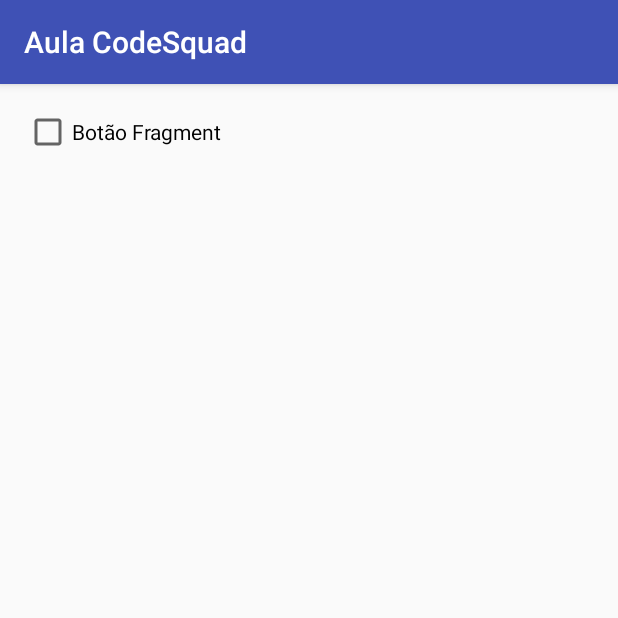
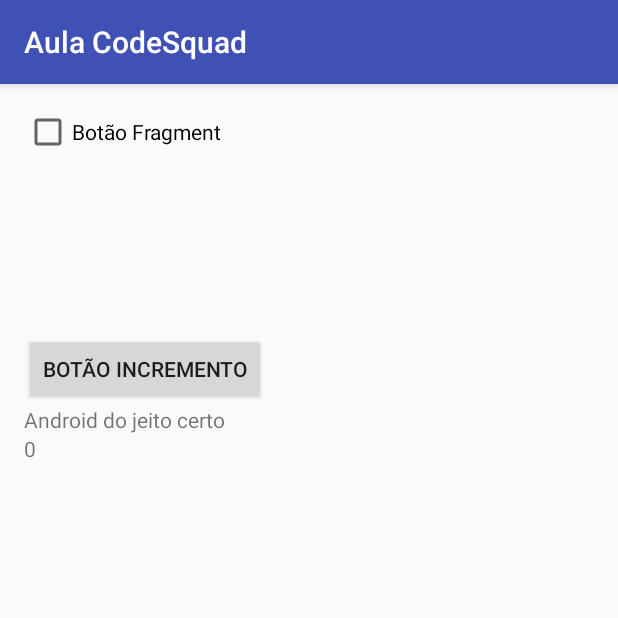
Before and after one commit to lucassabreu/AulaCodeSquad.app, an Android app: the screen it shows after launch (MainActivity), on a phone screen of 412 x 824 dp, the top half of it. Run offline under Robolectric (Android 15) with nearby library versions, the phone set to English and light mode, and no system bars.

Commit message:
fragment/part2

```diff
--- a/app/src/main/java/io/github/lucassabreu/aulacodesquad/MainActivity.java
+++ b/app/src/main/java/io/github/lucassabreu/aulacodesquad/MainActivity.java
@@ -5,59 +5,47 @@ import android.support.v7.app.AppCompatActivity;
 import android.os.Bundle;
 import android.util.Log;
 import android.view.View;
+import android.widget.Button;
+import android.widget.FrameLayout;
 
-public class MainActivity extends AppCompatActivity {
+import io.github.lucassabreu.aulacodesquad.fragment.SegundoFragment;
+
+public class MainActivity extends AppCompatActivity
+    implements View.OnClickListener {
 
     public static final String TAG = "MainActivity";
+    public static final String FRAGMENT_SEGUNDO_TAG = "SegundoFragment";
 
-    /*
-     * O ciclo de vida de uma activity começa no onCreate, neste evento a
-     * activity é inicializada. É recomendado inicializar os componentes de tela
-     * neste evento.
-     *
-     * Após a chamada do onCreate é feita a chamada do onStart, onde a activity
-     * ainda não é visivel para o cliente, nesse momento podem ser inicializados
-     * alguns controles da activity
-     *
-     * Em seguida é chamado o evento onPostCreate, nesse momento entende-se que
-     * a activity já esta inicializada e visível para o usuário, é interessante
-     * inicializar threads e outros serviços semelhantes nesse evento.
-     *
-     * O onResume vem em seguida, indicando que a aplicação/activity está disponível
-     * ou retornou para ela. Sempre que o usuário sair da activity e retornar seram
-     * chamados apenas os eventos onStart e onResume, no onResume a activity já esta
-     * visível. Quando volta do onStop o onResume é chamado, as tarefas/serviços
-     * que foram parados no onStop
-     *
-     * onPause é chamada quando a aplicação é pausada, inicialmente de forma temporária,
-     * ainda não esta "invisível", mas irá se tornar
-     *
-     * Dando continuidade a pausa é chamado o evento onStop, sendo a contraparte do
-     * onStart, nesse momento a activity já não esta mais visível. É importante parar
-     * serviços que não tenham necessidade de continuar rodando sejam paradas nesse
-     * momento, pois embora a aplicação não esteja disponível ela ainda esta rodando
-     * em plano de fundo
-     *
-     * Quando a aplicação for ser destruida (retirada da memória) é chamado o evento
-     * onDestroy, eventuais recursos que ainda estejam disponível seria interessante
-     * terminá-los nesse momento que não sejam mais necessárias, mas que não
-     * necessáriamente serão terminados automaticamente.
-     *
-     * *****
-     *
-     * Quando ouver mudança de orientação no android (paisagem/retrato) o life cycle
-     * é parcialmente reinicializado, com a diferença que o parametro
-     * savedInstanceState estará alimentado, indicando que houve uma mudança de
-     * estado que forçou a recriação da activity. Todos os eventos serão chamadas
-     * na mudança de orientação, inclusive o onDestroy. Outra situação que pode
-     * disparar esse processo é o sistema android eliminar a activity para fins de
-     * uso de memória
-     *
-     */
+    private Button mButton;
 
     @Override
     protected void onCreate(Bundle savedInstanceState) {
         super.onCreate(savedInstanceState);
         setContentView(R.layout.activity_main);
+        mButton = (Button) findViewById(R.id.button_increment);
+    }
+
+    @Override
+    public void onPostCreate(Bundle savedInstanceState) {
+        super.onPostCreate(savedInstanceState);
+        if(savedInstanceState == null)
+            replace();
+        mButton.setOnClickListener(this);
+    }
+
+    @Override
+    public void onClick(View view) {
+        SegundoFragment segundo = (SegundoFragment) getSupportFragmentManager().
+                findFragmentByTag(FRAGMENT_SEGUNDO_TAG);
+        segundo.increment();
+        Log.d(TAG, "increment button");
+    }
+
+    private void replace() {
+        getSupportFragmentManager()
+                .beginTransaction()
+                .replace(R.id.frameLayout_content,
+                         SegundoFragment.newInstance("Android do jeito certo"), FRAGMENT_SEGUNDO_TAG)
+                .commit();
     }
 }
--- /dev/null
+++ b/app/src/main/java/io/github/lucassabreu/aulacodesquad/fragment/SegundoFragment.java
@@ -0,0 +1,62 @@
+package io.github.lucassabreu.aulacodesquad.fragment;
+
+import android.os.Bundle;
+import android.support.annotation.Nullable;
+import android.support.v4.app.Fragment;
+import android.view.LayoutInflater;
+import android.view.View;
+import android.view.ViewGroup;
+import android.widget.TextView;
+
+import io.github.lucassabreu.aulacodesquad.R;
+
+/**
+ * Created by lucas on 04/09/16.
+ */
+public class SegundoFragment extends Fragment {
+
+    private TextView nNome;
+    private TextView mIncrement;
+    private int increment = 0;
+
+    public static SegundoFragment newInstance(String nome) {
+
+        Bundle args = new Bundle();
+        args.putString("nome", nome);
+
+        SegundoFragment fragment = new SegundoFragment();
+        fragment.setArguments(args);
+        return fragment;
+    }
+
+    @Nullable
+    @Override
+    public View onCreateView(LayoutInflater inflater, @Nullable ViewGroup container, @Nullable Bundle savedInstanceState) {
+        View view = inflater.inflate(R.layout.fragment_segundo, container, false);
+        nNome = (TextView) view.findViewById(R.id.textView_nome);
+        mIncrement = (TextView) view.findViewById(R.id.textView_increment);
+        return view;
+    }
+    public void increment () {
+        mIncrement.setText(Integer.toString(++increment));
+    }
+
+    @Override
+    public void onViewCreated(View view, @Nullable Bundle savedInstanceState) {
+        super.onViewCreated(view, savedInstanceState);
+        nNome.setText(getArguments().getString("nome"));
+
+        if (savedInstanceState != null) {
+            increment = savedInstanceState.getInt("increment");
+            mIncrement.setText(Integer.toString(increment));
+        }
+
+    }
+
+    @Override
+    public void onSaveInstanceState(Bundle outState) {
+        super.onSaveInstanceState(outState);
+        outState.putInt("increment", increment);
+    }
+
+}
--- a/app/src/main/res/layout/activity_main.xml
+++ b/app/src/main/res/layout/activity_main.xml
@@ -10,7 +10,20 @@
     <fragment
         android:name="io.github.lucassabreu.aulacodesquad.fragment.PrimeiroFragment"
         android:layout_width="match_parent"
-        android:layout_height="match_parent"
+        android:layout_height="150dp"
         tools:layout="@layout/fragment_primeiro"
-        android:id="@+id/fragment_primeiro" />
+        android:id="@+id/fragment_primeiro"
+        />
+
+    <Button
+        android:id="@+id/button_increment"
+        android:layout_width="wrap_content"
+        android:layout_height="wrap_content"
+        android:text="@string/button_increment"
+        />
+
+    <FrameLayout
+        android:id="@+id/frameLayout_content"
+        android:layout_width="match_parent"
+        android:layout_height="match_parent"></FrameLayout>
 </LinearLayout>
--- /dev/null
+++ b/app/src/main/res/layout/fragment_segundo.xml
@@ -0,0 +1,17 @@
+<?xml version="1.0" encoding="utf-8"?>
+<LinearLayout xmlns:android="http://schemas.android.com/apk/res/android"
+    android:orientation="vertical" android:layout_width="match_parent"
+    android:layout_height="match_parent">
+
+    <TextView
+        android:id="@+id/textView_nome"
+        android:layout_width="wrap_content"
+        android:layout_height="wrap_content" />
+
+    <TextView
+        android:text="0"
+        android:id="@+id/textView_increment"
+        android:layout_width="wrap_content"
+        android:layout_height="wrap_content" />
+
+</LinearLayout>
--- a/app/src/main/res/values/strings.xml
+++ b/app/src/main/res/values/strings.xml
@@ -7,4 +7,5 @@
     <string name="terceiro_botao">Botão 3</string>
     <string name="terceiro_texto">Texto 3</string>
     <string name="botao_fragment">Botão Fragment</string>
+    <string name="button_increment">Botão Incremento</string>
 </resources>
```
